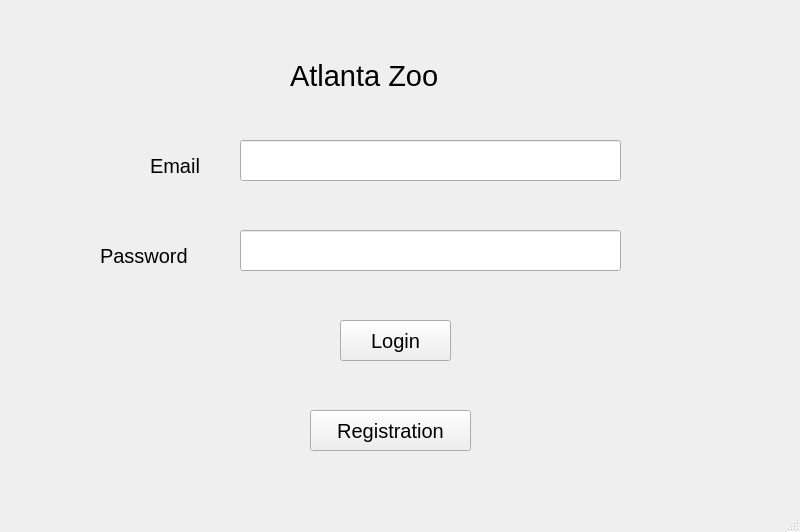
Before: the Qt Designer form ui/loginPage.ui in jxzhou131/CS-4400-Atlanta-Zoo-Database, drawn with Qt 5.
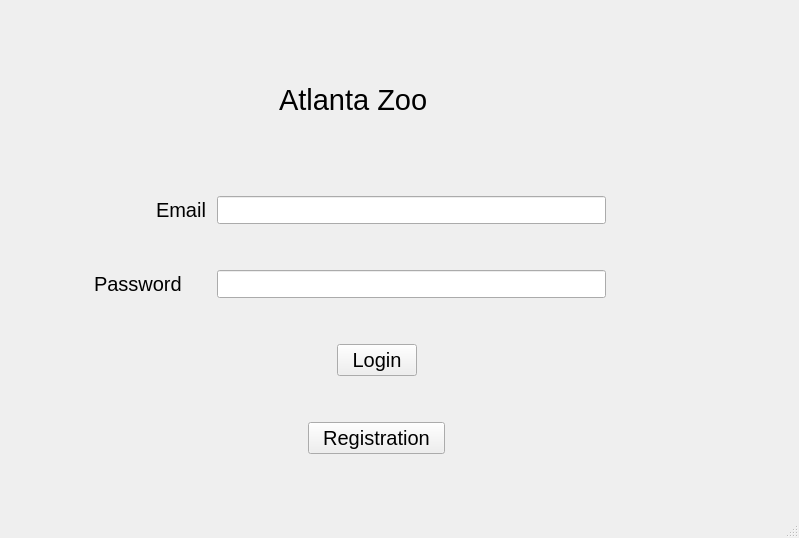
After: the same form once the commit is applied.

Commit message: connect -> loginPage -> registration

Diff of the .ui file:
```diff
--- a/ui/loginPage.ui
+++ b/ui/loginPage.ui
@@ -6,128 +6,366 @@
    <rect>
     <x>0</x>
     <y>0</y>
-    <width>800</width>
-    <height>532</height>
+    <width>799</width>
+    <height>538</height>
    </rect>
   </property>
   <property name="windowTitle">
    <string>LoginPage</string>
   </property>
   <widget class="QWidget" name="centralwidget">
-   <widget class="QPushButton" name="loginButton">
+   <widget class="QWidget" name="layoutWidget">
     <property name="geometry">
      <rect>
-      <x>340</x>
-      <y>320</y>
-      <width>111</width>
-      <height>41</height>
+      <x>0</x>
+      <y>10</y>
+      <width>779</width>
+      <height>488</height>
      </rect>
     </property>
-    <property name="font">
-     <font>
-      <family>MS Sans Serif</family>
-      <pointsize>15</pointsize>
-     </font>
-    </property>
-    <property name="text">
-     <string>Login</string>
-    </property>
-   </widget>
-   <widget class="QPushButton" name="registrationButton">
-    <property name="geometry">
-     <rect>
-      <x>310</x>
-      <y>410</y>
-      <width>161</width>
-      <height>41</height>
-     </rect>
-    </property>
-    <property name="font">
-     <font>
-      <family>MS Sans Serif</family>
-      <pointsize>15</pointsize>
-     </font>
-    </property>
-    <property name="text">
-     <string>Registration</string>
-    </property>
-   </widget>
-   <widget class="QLabel" name="emailLabel">
-    <property name="geometry">
-     <rect>
-      <x>150</x>
-      <y>150</y>
-      <width>81</width>
-      <height>31</height>
-     </rect>
-    </property>
-    <property name="font">
-     <font>
-      <family>MS Sans Serif</family>
-      <pointsize>15</pointsize>
-     </font>
-    </property>
-    <property name="text">
-     <string>Email</string>
-    </property>
-   </widget>
-   <widget class="QLabel" name="passwordLabel">
-    <property name="geometry">
-     <rect>
-      <x>100</x>
-      <y>240</y>
-      <width>121</width>
-      <height>31</height>
-     </rect>
-    </property>
-    <property name="font">
-     <font>
-      <family>MS Sans Serif</family>
-      <pointsize>15</pointsize>
-     </font>
-    </property>
-    <property name="text">
-     <string>Password</string>
-    </property>
-   </widget>
-   <widget class="QLabel" name="atlantaZooLabel">
-    <property name="geometry">
-     <rect>
-      <x>290</x>
-      <y>60</y>
-      <width>201</width>
-      <height>31</height>
-     </rect>
-    </property>
-    <property name="font">
-     <font>
-      <family>MS Sans Serif</family>
-      <pointsize>22</pointsize>
-     </font>
-    </property>
-    <property name="text">
-     <string>Atlanta Zoo</string>
-    </property>
-   </widget>
-   <widget class="QLineEdit" name="lineEdit">
-    <property name="geometry">
-     <rect>
-      <x>240</x>
-      <y>140</y>
-      <width>381</width>
-      <height>41</height>
-     </rect>
-    </property>
-   </widget>
-   <widget class="QLineEdit" name="lineEdit_2">
-    <property name="geometry">
-     <rect>
-      <x>240</x>
-      <y>230</y>
-      <width>381</width>
-      <height>41</height>
-     </rect>
-    </property>
+    <layout class="QGridLayout" name="gridLayout">
+     <item row="0" column="6">
+      <spacer name="verticalSpacer">
+       <property name="orientation">
+        <enum>Qt::Vertical</enum>
+       </property>
+       <property name="sizeType">
+        <enum>QSizePolicy::Preferred</enum>
+       </property>
+       <property name="sizeHint" stdset="0">
+        <size>
+         <width>20</width>
+         <height>40</height>
+        </size>
+       </property>
+      </spacer>
+     </item>
+     <item row="1" column="4" rowspan="2" colspan="6">
+      <widget class="QLabel" name="atlantaZooLabel">
+       <property name="font">
+        <font>
+         <family>MS Sans Serif</family>
+         <pointsize>22</pointsize>
+        </font>
+       </property>
+       <property name="text">
+        <string>Atlanta Zoo</string>
+       </property>
+      </widget>
+     </item>
+     <item row="2" column="0" colspan="4">
+      <spacer name="horizontalSpacer_10">
+       <property name="orientation">
+        <enum>Qt::Horizontal</enum>
+       </property>
+       <property name="sizeType">
+        <enum>QSizePolicy::Preferred</enum>
+       </property>
+       <property name="sizeHint" stdset="0">
+        <size>
+         <width>273</width>
+         <height>20</height>
+        </size>
+       </property>
+      </spacer>
+     </item>
+     <item row="2" column="9" colspan="2">
+      <spacer name="horizontalSpacer_9">
+       <property name="orientation">
+        <enum>Qt::Horizontal</enum>
+       </property>
+       <property name="sizeType">
+        <enum>QSizePolicy::Preferred</enum>
+       </property>
+       <property name="sizeHint" stdset="0">
+        <size>
+         <width>299</width>
+         <height>20</height>
+        </size>
+       </property>
+      </spacer>
+     </item>
+     <item row="3" column="6">
+      <spacer name="verticalSpacer_2">
+       <property name="orientation">
+        <enum>Qt::Vertical</enum>
+       </property>
+       <property name="sizeType">
+        <enum>QSizePolicy::Preferred</enum>
+       </property>
+       <property name="sizeHint" stdset="0">
+        <size>
+         <width>20</width>
+         <height>40</height>
+        </size>
+       </property>
+      </spacer>
+     </item>
+     <item row="4" column="0" colspan="2">
+      <spacer name="horizontalSpacer">
+       <property name="orientation">
+        <enum>Qt::Horizontal</enum>
+       </property>
+       <property name="sizeType">
+        <enum>QSizePolicy::Preferred</enum>
+       </property>
+       <property name="sizeHint" stdset="0">
+        <size>
+         <width>130</width>
+         <height>20</height>
+        </size>
+       </property>
+      </spacer>
+     </item>
+     <item row="4" column="2">
+      <widget class="QLabel" name="emailLabel">
+       <property name="font">
+        <font>
+         <family>MS Sans Serif</family>
+         <pointsize>15</pointsize>
+        </font>
+       </property>
+       <property name="text">
+        <string>Email</string>
+       </property>
+      </widget>
+     </item>
+     <item row="4" column="3" colspan="7">
+      <widget class="QLineEdit" name="emailLineEdit">
+       <property name="font">
+        <font>
+         <family>MS Sans Serif</family>
+         <pointsize>13</pointsize>
+        </font>
+       </property>
+      </widget>
+     </item>
+     <item row="4" column="10">
+      <spacer name="horizontalSpacer_2">
+       <property name="orientation">
+        <enum>Qt::Horizontal</enum>
+       </property>
+       <property name="sizeType">
+        <enum>QSizePolicy::Preferred</enum>
+       </property>
+       <property name="sizeHint" stdset="0">
+        <size>
+         <width>159</width>
+         <height>20</height>
+        </size>
+       </property>
+      </spacer>
+     </item>
+     <item row="5" column="6">
+      <spacer name="verticalSpacer_3">
+       <property name="orientation">
+        <enum>Qt::Vertical</enum>
+       </property>
+       <property name="sizeType">
+        <enum>QSizePolicy::Preferred</enum>
+       </property>
+       <property name="sizeHint" stdset="0">
+        <size>
+         <width>20</width>
+         <height>40</height>
+        </size>
+       </property>
+      </spacer>
+     </item>
+     <item row="6" column="0">
+      <spacer name="horizontalSpacer_4">
+       <property name="orientation">
+        <enum>Qt::Horizontal</enum>
+       </property>
+       <property name="sizeType">
+        <enum>QSizePolicy::Preferred</enum>
+       </property>
+       <property name="sizeHint" stdset="0">
+        <size>
+         <width>88</width>
+         <height>20</height>
+        </size>
+       </property>
+      </spacer>
+     </item>
+     <item row="6" column="1" colspan="2">
+      <widget class="QLabel" name="passwordLabel">
+       <property name="font">
+        <font>
+         <family>MS Sans Serif</family>
+         <pointsize>15</pointsize>
+        </font>
+       </property>
+       <property name="text">
+        <string>Password</string>
+       </property>
+      </widget>
+     </item>
+     <item row="6" column="3" colspan="7">
+      <widget class="QLineEdit" name="passwordLineEdit">
+       <property name="font">
+        <font>
+         <family>MS Sans Serif</family>
+         <pointsize>13</pointsize>
+        </font>
+       </property>
+      </widget>
+     </item>
+     <item row="6" column="10">
+      <spacer name="horizontalSpacer_3">
+       <property name="orientation">
+        <enum>Qt::Horizontal</enum>
+       </property>
+       <property name="sizeType">
+        <enum>QSizePolicy::Preferred</enum>
+       </property>
+       <property name="sizeHint" stdset="0">
+        <size>
+         <width>167</width>
+         <height>20</height>
+        </size>
+       </property>
+      </spacer>
+     </item>
+     <item row="7" column="6">
+      <spacer name="verticalSpacer_4">
+       <property name="orientation">
+        <enum>Qt::Vertical</enum>
+       </property>
+       <property name="sizeType">
+        <enum>QSizePolicy::Preferred</enum>
+       </property>
+       <property name="sizeHint" stdset="0">
+        <size>
+         <width>20</width>
+         <height>40</height>
+        </size>
+       </property>
+      </spacer>
+     </item>
+     <item row="8" column="0" colspan="6">
+      <spacer name="horizontalSpacer_6">
+       <property name="orientation">
+        <enum>Qt::Horizontal</enum>
+       </property>
+       <property name="sizeType">
+        <enum>QSizePolicy::Preferred</enum>
+       </property>
+       <property name="sizeHint" stdset="0">
+        <size>
+         <width>328</width>
+         <height>20</height>
+        </size>
+       </property>
+      </spacer>
+     </item>
+     <item row="8" column="6">
+      <widget class="QPushButton" name="loginButton">
+       <property name="font">
+        <font>
+         <family>MS Sans Serif</family>
+         <pointsize>15</pointsize>
+        </font>
+       </property>
+       <property name="text">
+        <string>Login</string>
+       </property>
+      </widget>
+     </item>
+     <item row="8" column="7" colspan="4">
+      <spacer name="horizontalSpacer_5">
+       <property name="orientation">
+        <enum>Qt::Horizontal</enum>
+       </property>
+       <property name="sizeType">
+        <enum>QSizePolicy::Preferred</enum>
+       </property>
+       <property name="sizeHint" stdset="0">
+        <size>
+         <width>332</width>
+         <height>20</height>
+        </size>
+       </property>
+      </spacer>
+     </item>
+     <item row="9" column="6">
+      <spacer name="verticalSpacer_5">
+       <property name="orientation">
+        <enum>Qt::Vertical</enum>
+       </property>
+       <property name="sizeType">
+        <enum>QSizePolicy::Preferred</enum>
+       </property>
+       <property name="sizeHint" stdset="0">
+        <size>
+         <width>20</width>
+         <height>40</height>
+        </size>
+       </property>
+      </spacer>
+     </item>
+     <item row="10" column="0" colspan="5">
+      <spacer name="horizontalSpacer_8">
+       <property name="orientation">
+        <enum>Qt::Horizontal</enum>
+       </property>
+       <property name="sizeType">
+        <enum>QSizePolicy::Preferred</enum>
+       </property>
+       <property name="sizeHint" stdset="0">
+        <size>
+         <width>295</width>
+         <height>20</height>
+        </size>
+       </property>
+      </spacer>
+     </item>
+     <item row="10" column="5" colspan="3">
+      <widget class="QPushButton" name="registrationButton">
+       <property name="font">
+        <font>
+         <family>MS Sans Serif</family>
+         <pointsize>15</pointsize>
+        </font>
+       </property>
+       <property name="text">
+        <string>Registration</string>
+       </property>
+      </widget>
+     </item>
+     <item row="10" column="8" colspan="3">
+      <spacer name="horizontalSpacer_7">
+       <property name="orientation">
+        <enum>Qt::Horizontal</enum>
+       </property>
+       <property name="sizeType">
+        <enum>QSizePolicy::Preferred</enum>
+       </property>
+       <property name="sizeHint" stdset="0">
+        <size>
+         <width>313</width>
+         <height>20</height>
+        </size>
+       </property>
+      </spacer>
+     </item>
+     <item row="11" column="6">
+      <spacer name="verticalSpacer_6">
+       <property name="orientation">
+        <enum>Qt::Vertical</enum>
+       </property>
+       <property name="sizeType">
+        <enum>QSizePolicy::Preferred</enum>
+       </property>
+       <property name="sizeHint" stdset="0">
+        <size>
+         <width>20</width>
+         <height>44</height>
+        </size>
+       </property>
+      </spacer>
+     </item>
+    </layout>
    </widget>
   </widget>
   <widget class="QStatusBar" name="statusbar"/>
```
The commit also changes 6 other files.
